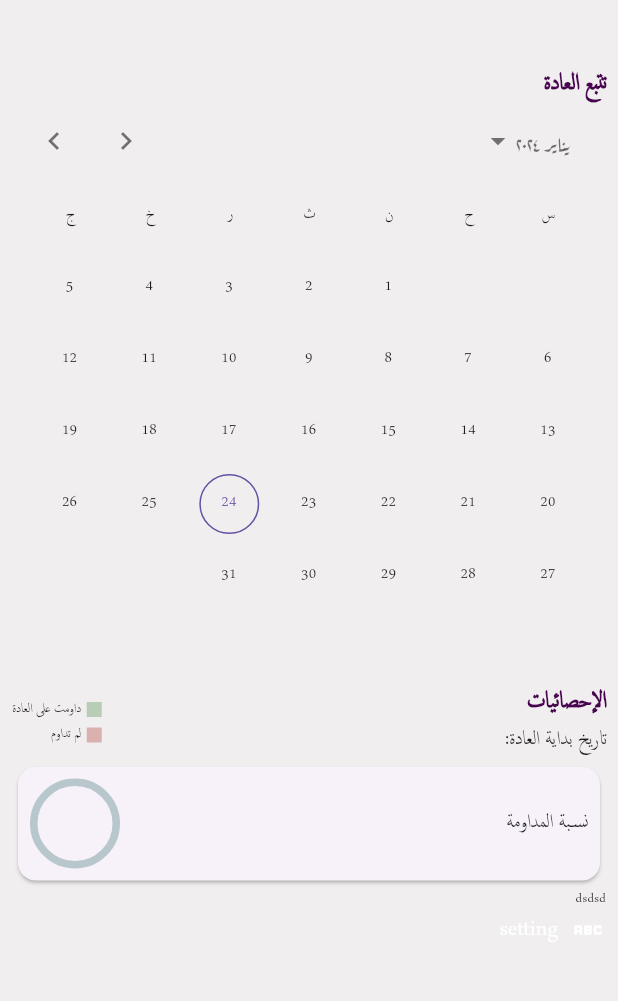
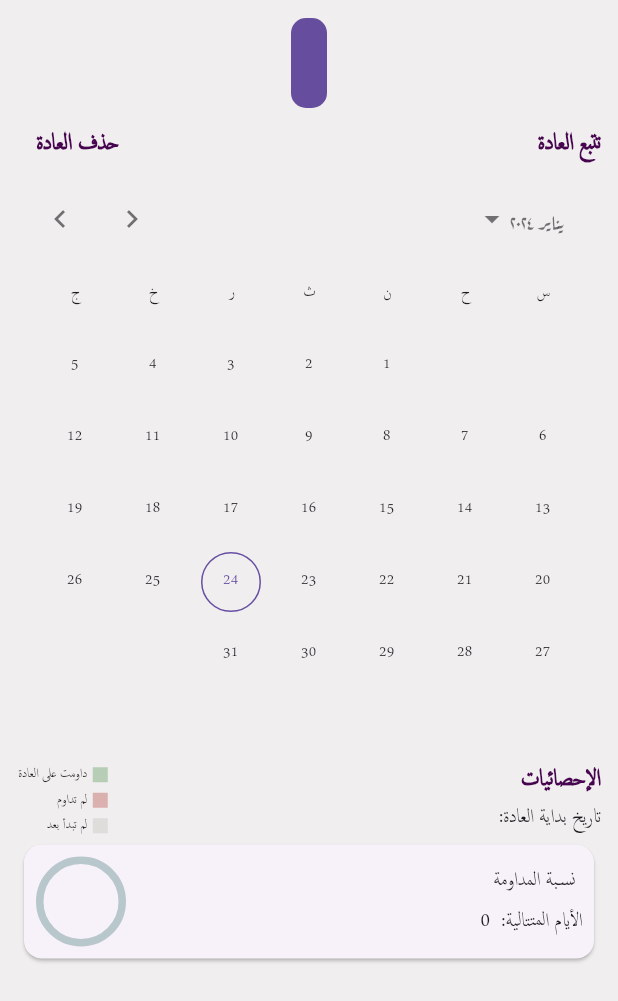
Before and after one commit to AbdullahEmadEldin/islamic_habit_tracker_app, a Flutter app: the HabitsDetails screen opened directly with empty values, on a phone screen of 412 x 824 dp. Shown: the top 1001 px of the screen. Run offline on Flutter 3.47's test engine with Material 3 defaults, Android fonts, the phone set to English and light mode, and no system bars; drawn by our look-alikes of calendar_date_picker2, percent_indicator; our stand-ins replace bloc, blurrycontainer, easy_date_timeline, flutter_bloc, get_it, go_router and 5 more; accounts and stored records are empty.

Commit message:
Generla code editing

```diff
--- a/lib/data/service/habit_database/habits_db.dart
+++ b/lib/data/service/habit_database/habits_db.dart
@@ -31,7 +31,6 @@ class HabitDB {
 
   String habitTable = 'habits';
   String datesTable = 'trackingdates';
-  String relationTable = 'HabitsDates';
 
   /// create data base tables
   /// this method called once when data base is initialized
--- a/lib/l10n/intl_ar.arb
+++ b/lib/l10n/intl_ar.arb
@@ -37,12 +37,20 @@
     "@emptyHabits": {},
     "addHabit":"أضف عـادة جديدة",
     "@addHabit": {},
-    "deleteAll":"حذف كل العادات",
-    "@deleteAll": {},
+    "deleteHabit":"حذف العادة",
+    "@deleteHabit": {},
     "trackHabit":"تتبع العادة",
     "@trackHabit": {},
     "Statistics":"الإحصائيات",
     "@Statistics": {},
+    "doYouWantRemoveHabit":"هل حقا تريد حذف العادة؟",
+    "streak":"الأيام المتتالية",
+    "@streak": {},
+    "@doYouWantRemoveHabit": {},
+    "Yes":"نعم",
+    "@Yes": {},
+    "NO":"لا",
+    "@NO": {},
     "habitStartingDate": "تاريخ بداية العادة: ",
     "@habitStartingDate": {},
     "AcheivementPercent":"نسبة المداومة",
@@ -51,6 +59,8 @@
     "@doneLabelColor": {},
     "notAchieved":"لم تداوم",
     "@notAchieved": {},
+    "notSartingYet":"لم تبدأ بعد",
+    "@notSartingYet": {},
     "next":"التالي",
     "@next": {},
     "skip":"تخطي",
--- a/lib/logic/cubit/habit_state.dart
+++ b/lib/logic/cubit/habit_state.dart
@@ -10,9 +10,3 @@ final class SucessHabits extends HabitsState {
 
   SucessHabits({required this.habits});
 }
-
-final class SucessDatesForOneHabit extends HabitsState {
-  final List<TrackDate> dates;
-
-  SucessDatesForOneHabit({required this.dates});
-}
--- a/lib/view/pages/bottom_nav_bar.dart
+++ b/lib/view/pages/bottom_nav_bar.dart
@@ -29,19 +29,19 @@ class _BottomNavBarState extends State<BottomNavBar> {
       PersistentBottomNavBarItem(
         icon: Icon(CupertinoIcons.home),
         title: "Home",
-        activeColorPrimary: AppColors.lForeground,
+        activeColorPrimary: AppColors.onboardingForeground,
         inactiveColorPrimary: CupertinoColors.systemGrey,
       ),
       PersistentBottomNavBarItem(
         icon: Icon(CupertinoIcons.book_circle),
         title: "Azkar",
-        activeColorPrimary: AppColors.lForeground,
+        activeColorPrimary: AppColors.onboardingForeground,
         inactiveColorPrimary: CupertinoColors.systemGrey,
       ),
       PersistentBottomNavBarItem(
         icon: Icon(CupertinoIcons.settings),
         title: "Settings",
-        activeColorPrimary: AppColors.lForeground,
+        activeColorPrimary: AppColors.onboardingForeground,
         inactiveColorPrimary: CupertinoColors.systemGrey,
       ),
     ];
--- a/lib/view/pages/habits_details.dart
+++ b/lib/view/pages/habits_details.dart
@@ -1,10 +1,13 @@
 // ignore_for_file: public_member_api_docs, sort_constructors_first
 import 'package:flutter/material.dart';
+import 'package:flutter_bloc/flutter_bloc.dart';
+import 'package:go_router/go_router.dart';
+import 'package:islamic_habit_tracker/core/navigation/routes.dart';
 import 'package:islamic_habit_tracker/core/theme/app_theme.dart';
 
 import 'package:islamic_habit_tracker/data/models/habit.dart';
 import 'package:islamic_habit_tracker/generated/l10n.dart';
-import 'package:islamic_habit_tracker/view/widgets/setting_option.dart';
+import 'package:islamic_habit_tracker/logic/cubit/habit_cubit.dart';
 import 'package:islamic_habit_tracker/view/widgets/tracking_calendar.dart';
 import 'package:percent_indicator/circular_percent_indicator.dart';
 
@@ -25,22 +28,48 @@ class HabitsDetails extends StatelessWidget {
     return SafeArea(
       child: Scaffold(
           body: Padding(
-        padding: const EdgeInsets.all(8.0),
+        padding: const EdgeInsets.all(12.0),
         child: Column(
           crossAxisAlignment: CrossAxisAlignment.start,
           children: [
             Center(
+              child: Container(
+                padding: const EdgeInsets.all(12),
+                decoration: BoxDecoration(
+                    color: AppColors.onboardingForeground,
+                    borderRadius: BorderRadius.circular(10)),
                 child: Text(
                   mainHabit.habitName,
-                style: Theme.of(context).textTheme.displayLarge,
+                  style: Theme.of(context)
+                      .textTheme
+                      .displayLarge!
+                      .copyWith(color: Colors.white),
                 ),
               ),
+            ),
+            Row(
+              mainAxisAlignment: MainAxisAlignment.spaceBetween,
+              children: [
                 Text(
                   S.of(context).trackHabit,
                   style: Theme.of(context)
                       .textTheme
                       .displayMedium!
                       .copyWith(fontWeight: FontWeight.bold),
+                ),
+                TextButton(
+                  onPressed: () {
+                    _ensureDeleteHabitDialog(context);
+                  },
+                  child: Text(
+                    S.of(context).deleteHabit,
+                    style: Theme.of(context)
+                        .textTheme
+                        .displayMedium!
+                        .copyWith(fontWeight: FontWeight.bold),
+                  ),
+                )
+              ],
             ),
             TrackingCalender(mainHabit: mainHabit),
             Row(
@@ -71,9 +100,17 @@ class HabitsDetails extends StatelessWidget {
                 child: Row(
                   mainAxisAlignment: MainAxisAlignment.spaceBetween,
                   children: [
+                    Column(
+                      children: [
                         Text(
                           '${S.of(context).AcheivementPercent} ',
                           style: Theme.of(context).textTheme.titleMedium,
+                        ),
+                        Text(
+                          '${S.of(context).streak}:  ${_calStreakDays().toInt()}',
+                          style: Theme.of(context).textTheme.titleMedium,
+                        ),
+                      ],
                     ),
                     CircularPercentIndicator(
                       radius: 30,
@@ -94,21 +131,38 @@ class HabitsDetails extends StatelessWidget {
                 ),
               ),
             ),
-            InkWell(
-              onTap: () {
-                print('hhhhhhhhhhhhhhhhhhhhhhh');
-              },
-              child: Text('dsdsd'),
-            ),
-            SettingOption(
-                icon: Icons.abc,
-                setting: 'setting',
-                ontap: () {
-                  print('zffffffffft');
-                })
           ],
         ),
       )),
+    );
+  }
+
+  Future<dynamic> _ensureDeleteHabitDialog(BuildContext context) {
+    return showDialog(
+      context: context,
+      builder: (contexttt) => AlertDialog(
+        content: Padding(
+          padding: const EdgeInsets.all(16.0),
+          child: Text(
+            S.of(contexttt).doYouWantRemoveHabit,
+            style: Theme.of(contexttt).textTheme.displayMedium,
+          ),
+        ),
+        actions: [
+          TextButton(
+              onPressed: () {
+                BlocProvider.of<HabitsCubit>(context).deleteHabit(mainHabit);
+                BlocProvider.of<HabitsCubit>(context).getHabits();
+                contexttt.goNamed(AppRoutes.homeScreen);
+              },
+              child: Text(S.of(contexttt).Yes)),
+          TextButton(
+              onPressed: () {
+                contexttt.pop();
+              },
+              child: Text(S.of(contexttt).NO))
+        ],
+      ),
     );
   }
 
@@ -138,6 +192,17 @@ class HabitsDetails extends StatelessWidget {
             Text(S.of(context).notAchieved)
           ],
         ),
+        Row(
+          children: [
+            Container(
+              height: 10,
+              width: 10,
+              color: const Color.fromARGB(255, 206, 202, 202).withOpacity(0.5),
+            ),
+            const SizedBox(width: 4),
+            Text(S.of(context).notSartingYet)
+          ],
+        ),
       ],
     );
   }
@@ -152,4 +217,13 @@ class HabitsDetails extends StatelessWidget {
     double percent = doneDays / mainHabit.trakingDates!.length;
     return percent;
   }
+
+  int _calStreakDays() {
+    int streak = 0;
+    for (int i = 0; i < mainHabit.trakingDates!.length; i++) {
+      if (mainHabit.trakingDates![i].done == false) break;
+      if (mainHabit.trakingDates![i].done) streak++;
     }
+    return streak;
+  }
+}
--- a/lib/view/widgets/azkar_category_tile.dart
+++ b/lib/view/widgets/azkar_category_tile.dart
@@ -19,7 +19,7 @@ class AzkarCategoryTile extends StatelessWidget {
         child: Center(
           child: Text(
             zikrCategory.category,
-            style: Theme.of(context).textTheme.titleMedium,
+            style: Theme.of(context).textTheme.displayMedium,
           ),
         ),
       ),
--- a/lib/view/widgets/setting_option.dart
+++ b/lib/view/widgets/setting_option.dart
@@ -16,7 +16,7 @@ class SettingOption extends StatelessWidget {
   @override
   Widget build(BuildContext context) {
     return InkWell(
-      onTap: ontap(),
+      onTap: () => ontap(),
       child: Row(
         children: [
           Icon(
```
Also changed, not shown: lib/l10n/intl_en.arb (+13 -3 lines), lib/logic/cubit/habit_cubit.dart (+4 -5 lines), lib/view/pages/home_screen.dart (+14 -20 lines), lib/view/pages/settings_screen.dart (+11 -10 lines), lib/view/widgets/drop_menu_component.dart (+4 -4 lines), lib/view/widgets/habit_tile.dart (+35 -15 lines), lib/generated/intl/messages_ar.dart, lib/generated/intl/messages_en.dart, lib/generated/l10n.dart. Lines whose indentation alone changed are shown as unchanged.
